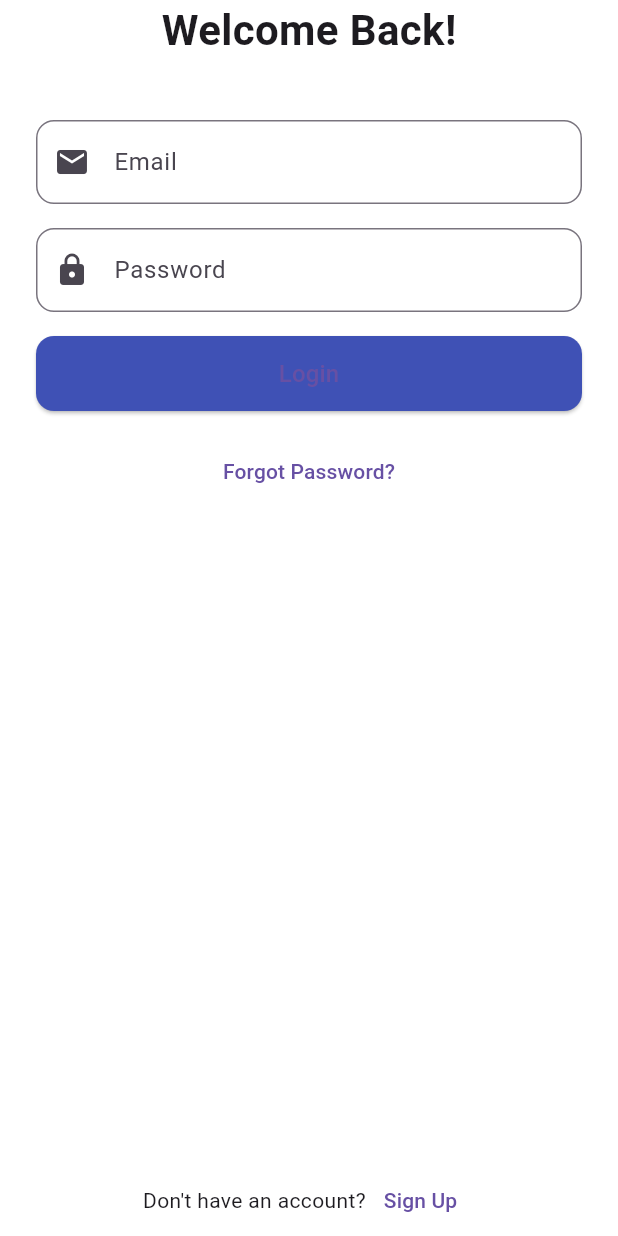
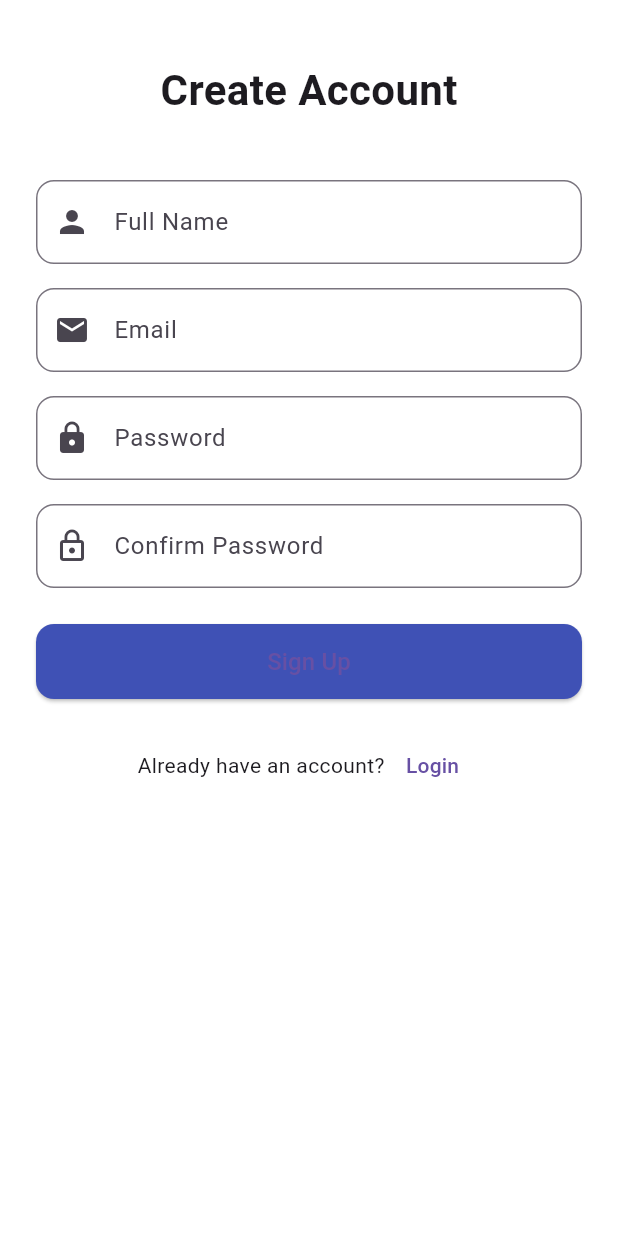
Before and after one commit to nagendra7247/flutter_ui_machine_test, a Flutter app: the screen it shows after launch, after a tap on "Sign Up", on a phone screen of 412 x 824 dp. Run offline on Flutter 3.47's test engine with Material 3 defaults, Android fonts, the phone set to English and light mode, and no system bars.

Commit message:
Added signup screen and integrated with login

```diff
--- a/lib/screens/login_screen.dart
+++ b/lib/screens/login_screen.dart
@@ -1,4 +1,7 @@
 import 'package:flutter/material.dart';
+import 'package:flutter_ui_machine_test/screens/signup_screen.dart';
+
+import 'home_screen.dart';
 
 class LoginScreen extends StatelessWidget {
   const LoginScreen({super.key});
@@ -52,18 +55,18 @@ class LoginScreen extends StatelessWidget {
                 height: 50,
                 child: ElevatedButton(
                   onPressed: () {
-                    // Navigator.pushReplacement() can be used here if needed
-                    ScaffoldMessenger.of(context).showSnackBar(
-                      const SnackBar(content: Text("Login Clicked")),
-                    );
+
+                    Navigator.push(
+                        context,
+                        MaterialPageRoute(builder: (_) => const HomeScreen()),);
                   },
                   style: ElevatedButton.styleFrom(
                     shape: RoundedRectangleBorder(
                       borderRadius: BorderRadius.circular(12),
                     ),
-                    backgroundColor: Colors.indigo,
+                    backgroundColor: Colors.blue,
                   ),
-                  child: const Text("Login", style: TextStyle(fontSize: 16)),
+                  child: const Text("Login", style: TextStyle(fontSize: 16, color: Colors.white)),
                 ),
               ),
 
@@ -83,7 +86,12 @@ class LoginScreen extends StatelessWidget {
                 children: [
                   const Text("Don't have an account?"),
                   TextButton(
-                    onPressed: () {},
+                    onPressed: () {
+                      Navigator.push(
+                        context,
+                        MaterialPageRoute(builder: (_) => const SignUpScreen()),
+                      );
+                    },
                     child: const Text("Sign Up"),
                   ),
                 ],
--- /dev/null
+++ b/lib/screens/signup_screen.dart
@@ -0,0 +1,115 @@
+import 'package:flutter/material.dart';
+
+class SignUpScreen extends StatelessWidget {
+  const SignUpScreen({super.key});
+
+  @override
+  Widget build(BuildContext context) {
+    return Scaffold(
+      body: SafeArea(
+        child: Padding(
+          padding: const EdgeInsets.symmetric(horizontal: 24.0),
+          child: SingleChildScrollView(
+            child: Column(
+              children: [
+                const SizedBox(height: 40),
+                const Text(
+                  'Create Account',
+                  style: TextStyle(fontSize: 28, fontWeight: FontWeight.bold),
+                ),
+                const SizedBox(height: 40),
+
+                // Full Name
+                TextField(
+                  decoration: InputDecoration(
+                    labelText: 'Full Name',
+                    prefixIcon: const Icon(Icons.person),
+                    border: OutlineInputBorder(
+                      borderRadius: BorderRadius.circular(12),
+                    ),
+                  ),
+                ),
+                const SizedBox(height: 16),
+
+                // Email
+                TextField(
+                  decoration: InputDecoration(
+                    labelText: 'Email',
+                    prefixIcon: const Icon(Icons.email),
+                    border: OutlineInputBorder(
+                      borderRadius: BorderRadius.circular(12),
+                    ),
+                  ),
+                ),
+                const SizedBox(height: 16),
+
+                // Password
+                TextField(
+                  obscureText: true,
+                  decoration: InputDecoration(
+                    labelText: 'Password',
+                    prefixIcon: const Icon(Icons.lock),
+                    border: OutlineInputBorder(
+                      borderRadius: BorderRadius.circular(12),
+                    ),
+                  ),
+                ),
+                const SizedBox(height: 16),
+
+                // Confirm Password
+                TextField(
+                  obscureText: true,
+                  decoration: InputDecoration(
+                    labelText: 'Confirm Password',
+                    prefixIcon: const Icon(Icons.lock_outline),
+                    border: OutlineInputBorder(
+                      borderRadius: BorderRadius.circular(12),
+                    ),
+                  ),
+                ),
+                const SizedBox(height: 24),
+
+                // Sign Up Button
+                SizedBox(
+                  width: double.infinity,
+                  height: 50,
+                  child: ElevatedButton(
+                    onPressed: () {
+                      ScaffoldMessenger.of(context).showSnackBar(
+                        const SnackBar(content: Text("Sign Up Clicked")),
+                      );
+                    },
+                    style: ElevatedButton.styleFrom(
+                      backgroundColor: Colors.indigo,
+                      shape: RoundedRectangleBorder(
+                        borderRadius: BorderRadius.circular(12),
+                      ),
+                    ),
+                    child: const Text("Sign Up", style: TextStyle(fontSize: 16)),
+                  ),
+                ),
+
+                const SizedBox(height: 20),
+
+                // Already have an account
+                Row(
+                  mainAxisAlignment: MainAxisAlignment.center,
+                  children: [
+                    const Text("Already have an account?"),
+                    TextButton(
+                      onPressed: () {
+                        Navigator.pop(context); // Return to Login
+                      },
+                      child: const Text("Login"),
+                    ),
+                  ],
+                ),
+                const SizedBox(height: 20),
+              ],
+            ),
+          ),
+        ),
+      ),
+    );
+  }
+}
```
